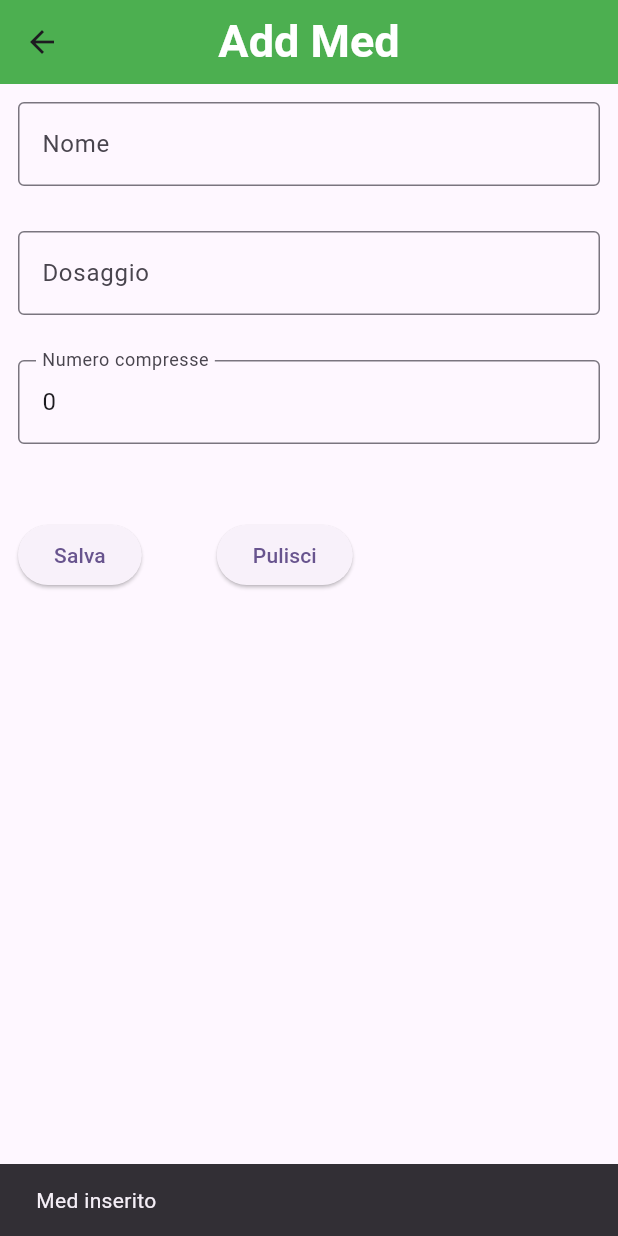
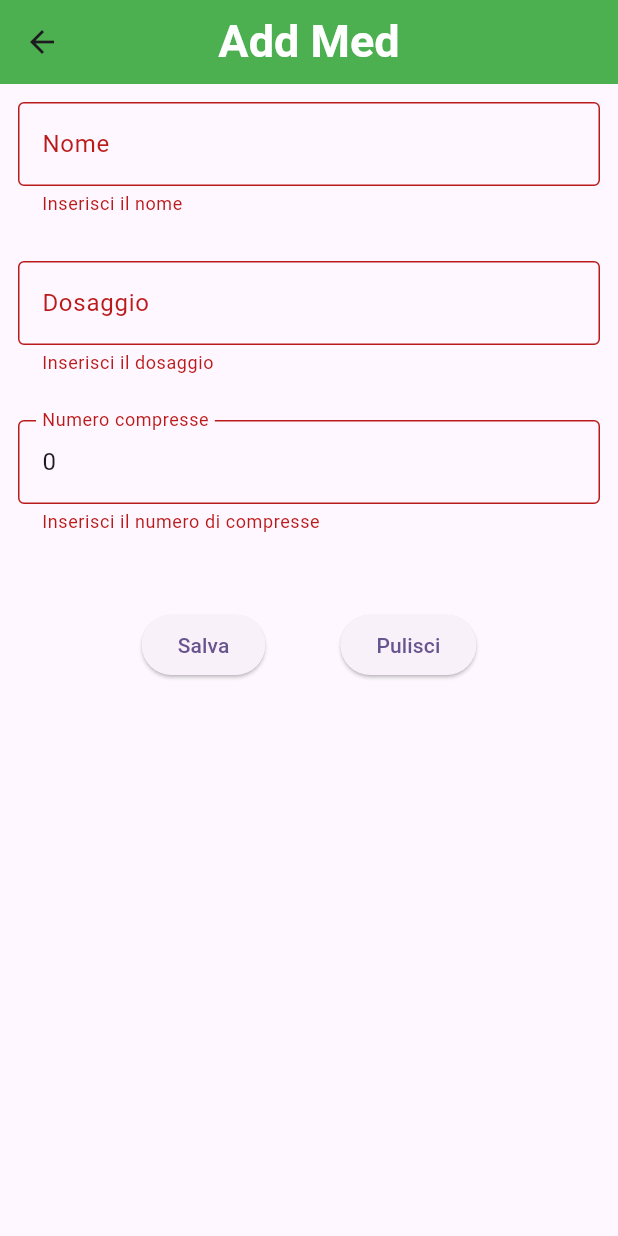
Before and after one commit to km-yao/meditrack, a Flutter app: the EditMed screen opened directly, after a tap on "Salva", on a phone screen of 412 x 824 dp. Run offline on Flutter 3.47's test engine with Material 3 defaults, Android fonts, the phone set to English and light mode, and no system bars; our stand-ins replace flutter_riverpod, sqflite; missing offline and left inert: dart:ffi; accounts and stored records are empty.

Commit message:
fix inserimento med

```diff
--- a/lib/pages/edit_med.dart
+++ b/lib/pages/edit_med.dart
@@ -17,7 +17,6 @@ class EditMed extends ConsumerStatefulWidget {
 class _AddMedState extends ConsumerState<EditMed> {
 
   final GlobalKey<FormState> _formKey = GlobalKey<FormState>();
-
   late Med _currentMed;
 
   Future<void> insertMed() async {
@@ -49,7 +48,9 @@ class _AddMedState extends ConsumerState<EditMed> {
   }
 
   void _cleanForm() {
-    _currentMed = Med(id: 0, nome: "", compresse: 0, dosaggio: "");
+    setState(() {
+      _currentMed = Med(id: 0, nome: "", compresse: 0, dosaggio: "");
+    });
   }
 
   @override
@@ -87,6 +88,11 @@ class _AddMedState extends ConsumerState<EditMed> {
                       onSaved: (value) {
                         _currentMed.nome = value!;
                       },
+                      onChanged: (value) {
+                        setState(() {
+                          _currentMed.nome = value;
+                        });
+                      },
                       validator: (value) {
                         if (value == null || value.trim().isEmpty) {
                           return "Inserisci il nome";
@@ -106,6 +112,11 @@ class _AddMedState extends ConsumerState<EditMed> {
                       onSaved: (value) {
                         _currentMed.dosaggio = value!;
                       },
+                      onChanged: (value) {
+                        setState(() {
+                          _currentMed.dosaggio = value;
+                        });
+                      },
                       validator: (value) {
                         if (value == null || value.trim().isEmpty) {
                           return "Inserisci il dosaggio";
@@ -119,15 +130,21 @@ class _AddMedState extends ConsumerState<EditMed> {
                     TextFormField(
                       keyboardType: TextInputType.number,
                       decoration: InputDecoration(
+                        hintText: "20",
                         labelText: "Numero compresse",
                         border: OutlineInputBorder()
                       ),
                       initialValue: _currentMed.compresse.toString(),
-                        onSaved: (value) {
+                      onSaved: (value) {
                         _currentMed.compresse = int.tryParse(value ?? '') ?? 0;
                       },
+                      onChanged: (value) {
+                        setState(() {
+                          _currentMed.compresse = int.tryParse(value) ?? 0;
+                        });
+                      },
                       validator: (value) {
-                        if (value == null || value.trim().isEmpty) {
+                        if (value == null || value.trim().isEmpty || int.parse(value) == 0) {
                           return "Inserisci il numero di compresse";
                         }
                         return null;
@@ -137,9 +154,17 @@ class _AddMedState extends ConsumerState<EditMed> {
                     const SizedBox(height: 50),
 
                     Row(
-                      crossAxisAlignment: CrossAxisAlignment.center,
+                      mainAxisAlignment: MainAxisAlignment.center,
                       children: [
-                        ElevatedButton(onPressed: () => insertMed(), child: Text("Salva")),
+                        ElevatedButton(
+                          onPressed: () {
+                            if (_formKey.currentState!.validate()) {
+                              _formKey.currentState!.save();
+                              insertMed();
+                            }
+                          },
+                          child: Text("Salva")
+                        ),
                         const SizedBox(width: 50),
                         ElevatedButton(onPressed: _cleanForm, child: Text("Pulisci")),
                       ],
--- a/lib/pages/homepage.dart
+++ b/lib/pages/homepage.dart
@@ -53,14 +53,13 @@ class _HomepageState extends ConsumerState<Homepage> {
                   itemCount: medResponse.list.length,
                   itemBuilder: (context, index) {
                     Med currentMed = medResponse.list[index];
-                    MedCard(med: currentMed);
+                    return MedCard(med: currentMed);
                   }
-
                 ),
               ),
             ),
       // Raggiungere la pagina per inserire i med
-      floatingActionButton: IconButton(onPressed: () =>  _navigateToPage(context, EditMed()), icon: Icon(Icons.add)),
+      floatingActionButton: IconButton.filled(onPressed: () =>  _navigateToPage(context, EditMed()), icon: Icon(Icons.add,), iconSize: 36,),
     );
   }
 }
```
